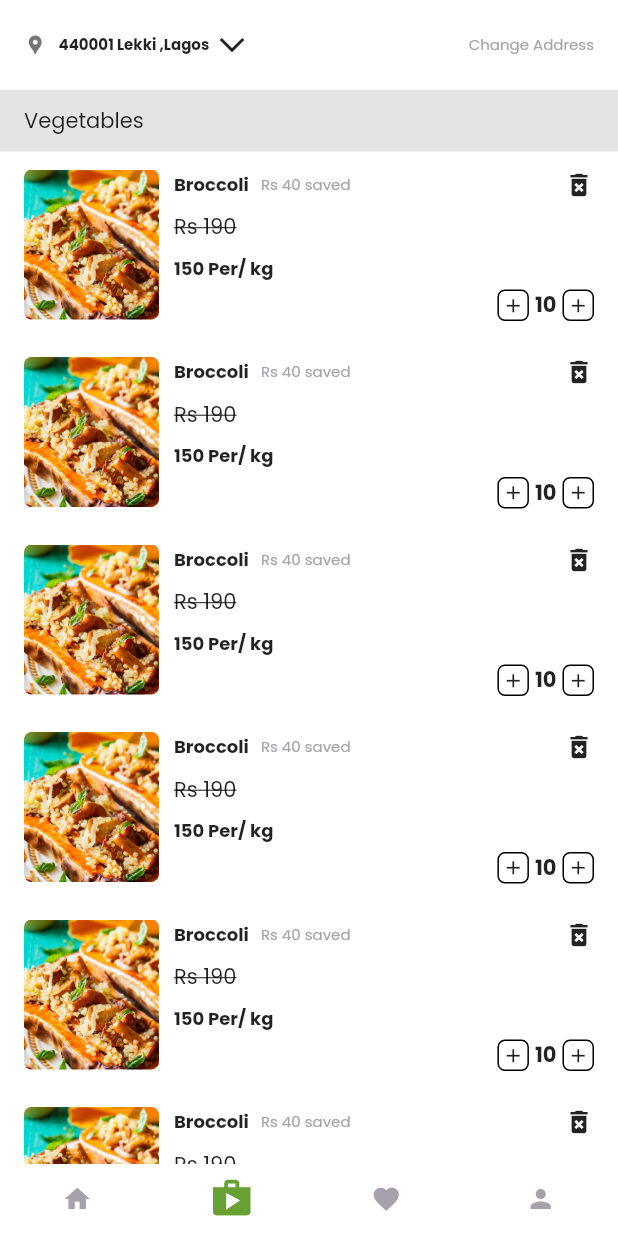
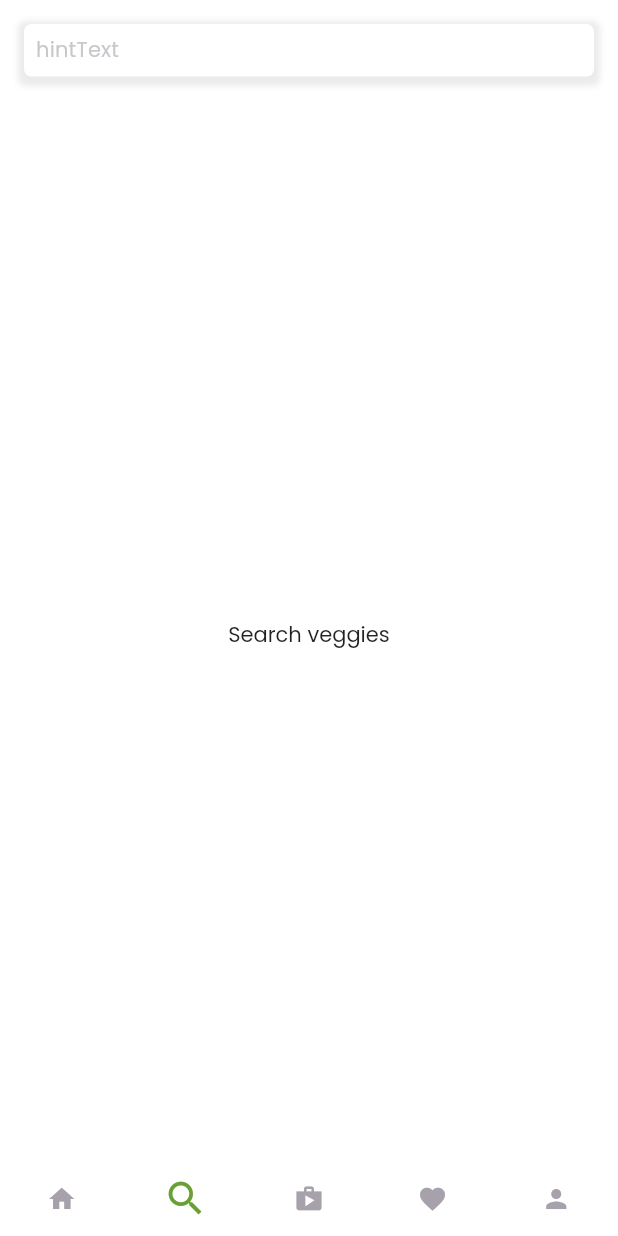
Before and after one commit to Devlonoah/Vegetable-Market, a Flutter app: the screen it shows after launch, item 2 of the bottom bar chosen, on a phone screen of 412 x 824 dp. Run offline on Flutter 3.47's test engine with Material 2 defaults, Android fonts, the phone set to English and light mode, and no system bars.

Commit message:
fix import file

```diff
--- a/lib/main.dart
+++ b/lib/main.dart
@@ -1,4 +1,6 @@
+import 'package:flutter/cupertino.dart';
 import 'package:flutter/material.dart';
+import 'search/search.dart';
 import 'color.dart';
 import 'pages/cart/cart_page.dart';
 import 'pages/favourite/favourite.dart';
@@ -31,10 +33,7 @@ class _FruitMarketState extends State<FruitMarket> {
           primaryColor: AppPallete.green,
           scaffoldBackgroundColor: AppPallete.white,
           appBarTheme: AppBarTheme(backgroundColor: AppPallete.green)),
-      routes: {
-        SettingsPage.id: (context) => const SettingsPage(),
-        CartPage.id: (context) => const CartPage()
-      },
+      scrollBehavior: const CupertinoScrollBehavior(),
       home: const NavScreen(),
     );
   }
@@ -50,6 +49,7 @@ class NavScreen extends StatefulWidget {
 class _NavScreenState extends State<NavScreen> {
   final List<Widget> _screens = const [
     HomePage(),
+    SearchPage(),
     ShoppingCartPage(),
     FavouritePage(),
     UserAccountPage(),
@@ -57,6 +57,7 @@ class _NavScreenState extends State<NavScreen> {
 
   final List<IconData> _icons = [
     Icons.home,
+    Icons.search,
     Icons.shop,
     Icons.favorite,
     Icons.person,
@@ -80,9 +81,3 @@ class _NavScreenState extends State<NavScreen> {
     );
   }
 }
-
-// var listOfTabPages = [
-//   const HomePage(),
-//   const Scaffold(),
-//   const Scaffold(),
-// ];
--- a/lib/pages/shopping_cart/shopping_cart.dart
+++ b/lib/pages/shopping_cart/shopping_cart.dart
@@ -9,36 +9,24 @@ class ShoppingCartPage extends StatelessWidget {
   @override
   Widget build(BuildContext context) {
     return Scaffold(
-      body: ListView(
-        children: [
-          _addressWidget(context),
-          _categoryTitleAndProductList(context)
-        ],
+      body: SafeArea(
+        child: Column(
+          children: [
+            _addressWidget(context),
+            Expanded(child: _categoryTitleAndProductList(context))
+          ],
+        ),
       ),
     );
   }
 
   Widget _categoryTitleAndProductList(BuildContext context) {
-    return Column(
-      crossAxisAlignment: CrossAxisAlignment.start,
-      children: [
-        Container(
-          width: double.infinity,
-          color: AppPallete.grey.withOpacity(0.3),
-          child: Padding(
-            padding: const EdgeInsets.only(
-              left: 16.0,
-              top: 10,
-              bottom: 10,
-            ),
-            child: Text(
-              'Vegetables',
-              style: Theme.of(context).textTheme.bodyText2,
-            ),
-          ),
-        ),
-        for (var x in organicVegetable)
-          Padding(
+    return ListView.separated(
+        itemCount: organicVegetable.length,
+        separatorBuilder: (context, index) => const Divider(),
+        itemBuilder: (context, index) {
+          var x = organicVegetable[index];
+          return Padding(
             padding: const EdgeInsets.symmetric(
               vertical: 12,
               horizontal: 16.0,
@@ -67,7 +55,7 @@ class ShoppingCartPage extends StatelessWidget {
                             style:
                                 Theme.of(context).textTheme.bodyText2?.copyWith(
                                       fontWeight: FontWeight.bold,
-                                      fontSize: 12,
+                                      fontSize: 13,
                                     ),
                           ),
                           const SizedBox(width: 8),
@@ -89,25 +77,23 @@ class ShoppingCartPage extends StatelessWidget {
                       const SizedBox(height: 8),
                       Text(
                         'Rs 190',
-                        style: Theme.of(context)
-                            .textTheme
-                            .bodyText2
-                            ?.copyWith(decoration: TextDecoration.lineThrough),
+                        style: Theme.of(context).textTheme.bodyText2?.copyWith(
+                              decoration: TextDecoration.lineThrough,
+                              color: AppPallete.grey,
+                            ),
                       ),
                       const SizedBox(height: 8),
                       Text(
                         '150 Per/ kg',
                         style: Theme.of(context).textTheme.bodyText2?.copyWith(
-                              fontWeight: FontWeight.bold,
-                              fontSize: 12,
-                            ),
+                            fontWeight: FontWeight.w500, fontSize: 16),
                       ),
                       const SizedBox(height: 5),
                       Row(
                         mainAxisAlignment: MainAxisAlignment.end,
                         children: [
-                          const ReusableIncrementButton(),
-                          const SizedBox(width: 4),
+                          const ReusableIncrementButton(isReduce: true),
+                          const SizedBox(width: 8),
                           Text(
                             '10',
                             style:
@@ -116,7 +102,7 @@ class ShoppingCartPage extends StatelessWidget {
                                       fontSize: 14,
                                     ),
                           ),
-                          const SizedBox(width: 4),
+                          const SizedBox(width: 8),
                           const ReusableIncrementButton(),
                         ],
                       )
@@ -125,9 +111,8 @@ class ShoppingCartPage extends StatelessWidget {
                 )
               ],
             ),
-          )
-      ],
-    );
+          );
+        });
   }
 
   Container _addressWidget(BuildContext context) {
@@ -135,12 +120,12 @@ class ShoppingCartPage extends StatelessWidget {
       padding: const EdgeInsets.symmetric(horizontal: 16.0, vertical: 20),
       child: Row(
         children: [
-          const Icon(
+          Icon(
             Icons.location_pin,
-            size: 15,
-            color: Colors.black54,
+            size: 16,
+            color: AppPallete.green,
           ),
-          const SizedBox(width: 8),
+          const SizedBox(width: 5),
           Expanded(
             child: Row(
               children: [
@@ -148,30 +133,76 @@ class ShoppingCartPage extends StatelessWidget {
                   '440001 Lekki ,Lagos',
                   maxLines: 1,
                   overflow: TextOverflow.ellipsis,
-                  style: Theme.of(context).textTheme.bodyText2?.copyWith(
-                      fontWeight: FontWeight.w600,
-                      color: Colors.black87,
-                      fontSize: 10),
+                  style: Theme.of(context)
+                      .textTheme
+                      .bodyText2
+                      ?.copyWith(fontWeight: FontWeight.w600, fontSize: 13),
                 ),
                 const SizedBox(width: 5),
-                const RotatedBox(
+                RotatedBox(
                   quarterTurns: 3,
                   child: Icon(
                     Icons.arrow_back_ios_new,
-                    size: 20,
+                    size: 14,
+                    color: AppPallete.green,
                   ),
                 ),
               ],
             ),
           ),
           GestureDetector(
-            onTap: () {},
-            child: Text(
-              'Change Address',
-              style: Theme.of(context).textTheme.bodyText2?.copyWith(
-                  fontWeight: FontWeight.w500,
-                  color: AppPallete.grey,
-                  fontSize: 10),
+            onTap: () async {
+              showDialog(
+                  context: context,
+                  builder: (context) {
+                    return Dialog(
+                      backgroundColor: Colors.transparent,
+                      // shape: RoundedRectangleBorder(
+                      //     borderRadius: BorderRadius.circular(30)),
+
+                      child: Container(
+                        decoration: BoxDecoration(
+                          color: AppPallete.green.withOpacity(0.9),
+                          borderRadius: BorderRadius.circular(30),
+                        ),
+                        padding: const EdgeInsets.only(left: 16),
+                        child: Row(
+                            mainAxisAlignment: MainAxisAlignment.spaceBetween,
+                            children: [
+                              Text(
+                                'Location Selected',
+                                style: Theme.of(context)
+                                    .textTheme
+                                    .bodyText2
+                                    ?.copyWith(color: AppPallete.white),
+                              ),
+                              Container(
+                                decoration: BoxDecoration(
+                                  color: AppPallete.white.withOpacity(0.3),
+                                  borderRadius: BorderRadius.circular(30),
+                                ),
+                                // color: AppPallete.white,
+                                child: CloseButton(
+                                  color: AppPallete.white,
+                                ),
+                              )
+                            ]),
+                      ),
+                    );
+                  });
+            },
+            child: Container(
+              height: 30,
+              width: 30,
+              decoration: BoxDecoration(
+                color: AppPallete.green,
+                borderRadius: BorderRadius.circular(50),
+              ),
+              child: Icon(
+                Icons.location_on,
+                size: 20.0,
+                color: AppPallete.white,
+              ),
             ),
           )
         ],
--- /dev/null
+++ b/lib/search/search.dart
@@ -0,0 +1,57 @@
+import 'package:flutter/material.dart';
+
+import '../color.dart';
+
+class SearchPage extends StatelessWidget {
+  const SearchPage({Key? key}) : super(key: key);
+
+  @override
+  Widget build(BuildContext context) {
+    return Scaffold(
+      body: SafeArea(
+        child: Padding(
+          padding: const EdgeInsets.only(top: 16.0, right: 16.0, left: 16.0),
+          child: Column(
+            children: [
+              _buildTextInputField(context),
+              const SizedBox(height: 20),
+              const Expanded(child: Center(child: Text('Search veggies')))
+            ],
+          ),
+        ),
+      ),
+    );
+  }
+
+  Widget _buildTextInputField(BuildContext context) {
+    return Container(
+      height: 35,
+      padding: const EdgeInsets.symmetric(horizontal: 8),
+      decoration: BoxDecoration(
+          color: AppPallete.white,
+          boxShadow: [
+            BoxShadow(
+                color: Colors.black.withOpacity(0.08),
+                spreadRadius: 4,
+                blurRadius: 3,
+                offset: const Offset(0, 2)),
+          ],
+          borderRadius: BorderRadius.circular(5)),
+      child: Center(
+        child: TextField(
+          autofocus: false,
+          style: Theme.of(context)
+              .textTheme
+              .bodyText2
+              ?.copyWith(fontWeight: FontWeight.w600, fontSize: 13),
+          decoration: InputDecoration.collapsed(
+            hintText: 'hintText',
+            hintStyle: Theme.of(context).textTheme.subtitle2?.copyWith(
+                  color: AppPallete.grey.withOpacity(0.6),
+                ),
+          ),
+        ),
+      ),
+    );
+  }
+}
--- a/lib/widgets/reusable_increment_button.dart
+++ b/lib/widgets/reusable_increment_button.dart
@@ -1,11 +1,14 @@
 import 'package:flutter/material.dart';
+
 import '../color.dart';
 
 class ReusableIncrementButton extends StatelessWidget {
   const ReusableIncrementButton({
     Key? key,
+    this.isReduce = false,
   }) : super(key: key);
 
+  final bool isReduce;
   @override
   Widget build(BuildContext context) {
     return Container(
@@ -15,9 +18,9 @@ class ReusableIncrementButton extends StatelessWidget {
           borderRadius: BorderRadius.circular(5)),
       child: ClipRRect(
         borderRadius: BorderRadius.circular(10),
-        child: const Padding(
-          padding: EdgeInsets.all(2.0),
-          child: Icon(Icons.add, size: 15),
+        child: Padding(
+          padding: const EdgeInsets.all(2.0),
+          child: Icon(isReduce ? Icons.remove : Icons.add, size: 15),
         ),
       ),
     );
--- a/lib/widgets/reusable_listtile.dart
+++ b/lib/widgets/reusable_listtile.dart
@@ -22,7 +22,10 @@ class ReusableListTile extends StatelessWidget {
       ),
       title: Text(
         title,
-        style: Theme.of(context).textTheme.bodyText2,
+        style: Theme.of(context)
+            .textTheme
+            .bodyText2
+            ?.copyWith(fontWeight: FontWeight.w600),
       ),
     );
   }
```
Also changed, not shown: lib/model/fruit_model.dart (+53 -72 lines), lib/pages/cart/cart_page.dart (+99 -91 lines), lib/pages/details/details.dart (+14 -15 lines), lib/pages/favourite/favourite.dart (+30 -33 lines), lib/pages/home/home.dart (+28 -30 lines), lib/pages/user_account/user_account.dart (+4 -4 lines), assets/images/leaf.jpeg (added), assets/images/melon.jpeg (added), assets/images/pepper.jpeg (added), assets/images/tomato.jpeg (added), 1 other file.
